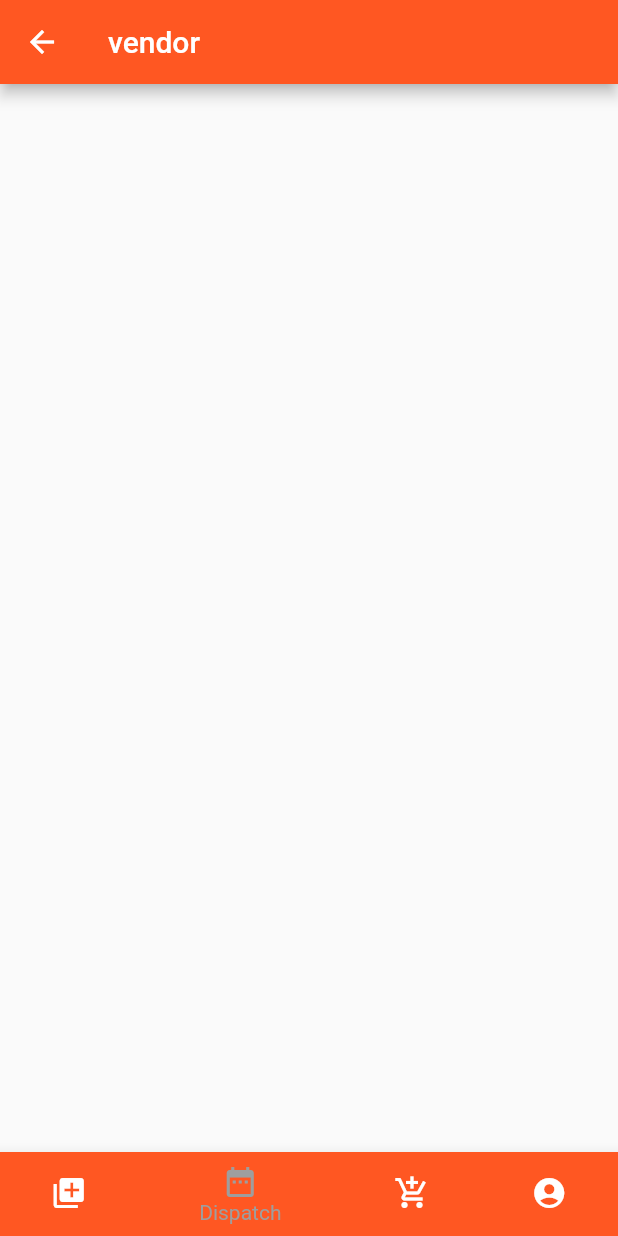
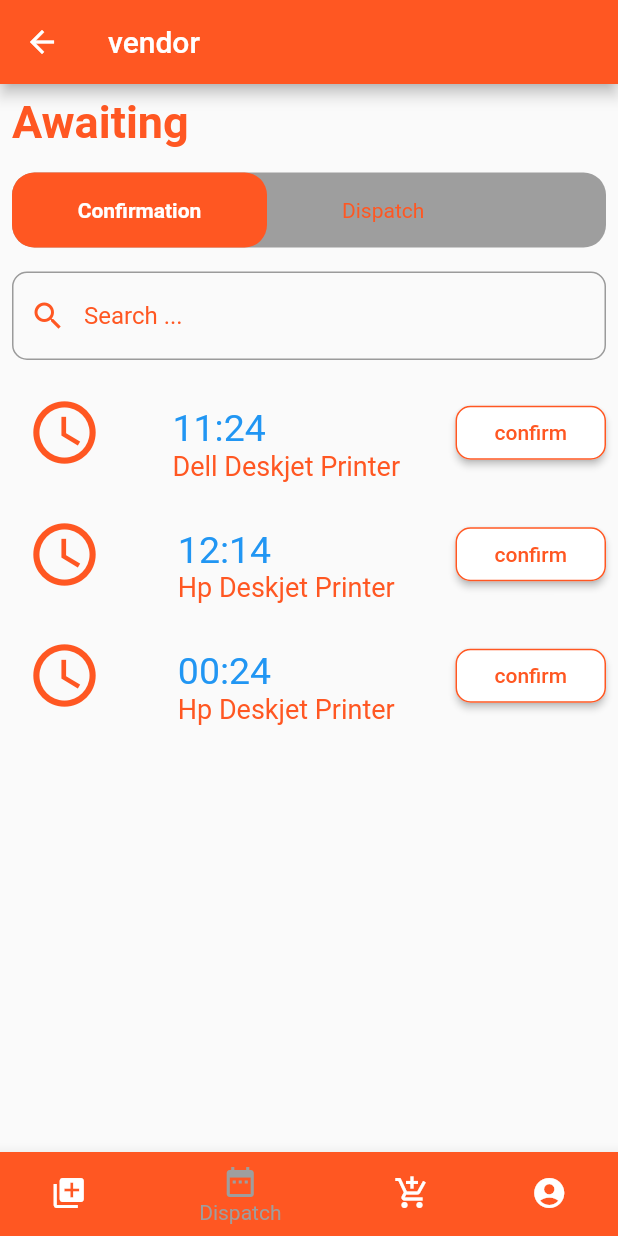
Before and after one commit to anordy/Vendor, a Flutter app: the HomePage screen opened directly, item 2 of the bottom bar chosen, on a phone screen of 412 x 824 dp. Run offline on Flutter 3.47's test engine with Material 2 defaults, Android fonts, the phone set to English and light mode, and no system bars.

Commit message:
dispatch screen

```diff
--- /dev/null
+++ b/lib/card/dispatch_card.dart
@@ -0,0 +1,57 @@
+import 'package:Vendor/model/products_model.dart';
+import 'package:flutter/material.dart';
+
+class DispatchCard extends StatelessWidget {
+  final Product products;
+
+  const DispatchCard({Key key,@required this.products}) : super(key: key);
+  @override
+  Widget build(BuildContext context) {
+    return Padding(
+      padding: const EdgeInsets.all(8.0),
+      child: Row(
+        mainAxisAlignment: MainAxisAlignment.spaceBetween,
+        children: <Widget>[
+          Container(
+              height: 50,
+              width: 70,
+              child: Icon(
+                Icons.access_time,
+                size: 50,
+                color: Colors.deepOrange,
+              )),
+          Padding(
+            padding: const EdgeInsets.only(top: 15),
+            child: Column(
+              crossAxisAlignment: CrossAxisAlignment.start,
+              children: <Widget>[
+                Text(
+                  products.time,
+                  style: TextStyle(color: Colors.blue, fontSize: 25),
+                ),
+                Text(
+                  products.title,
+                  style: TextStyle(color: Colors.deepOrange, fontSize: 18),
+                )
+              ],
+            ),
+          ),
+          RaisedButton(
+            onPressed: () {},
+            child: Padding(
+              padding: const EdgeInsets.only(left: 10, right: 10,top: 10, bottom: 10),
+              child: Text(
+                'confirm',
+                style: TextStyle(color: Colors.deepOrange),
+              ),
+            ),
+            color: Colors.white,
+            shape: new OutlineInputBorder(
+                borderRadius: BorderRadius.circular(10),
+                borderSide: BorderSide(color: Colors.deepOrange)),
+          )
+        ],
+      ),
+    );
+  }
+}
--- a/lib/card/orders_card.dart
+++ b/lib/card/orders_card.dart
@@ -25,7 +25,7 @@ class OrdersCard extends StatelessWidget {
             ),
           ),
           Column(
-            mainAxisAlignment: MainAxisAlignment.start,
+            crossAxisAlignment: CrossAxisAlignment.start,
             children: <Widget>[
               Text(products.title,style: TextStyle(color: Colors.deepOrange,fontSize: 18),),
               Text(products.subtitle,style: TextStyle(color: Colors.grey),)
--- a/lib/model/products_model.dart
+++ b/lib/model/products_model.dart
@@ -6,9 +6,11 @@ class Product {
   final String title;
   final String subtitle;
   final String quantity;
+  final String time;
 
   Product(
       {@required this.icon,
+      @required this.time,
       @required this.title,
       @required this.subtitle,
       @required this.quantity});
@@ -20,9 +22,11 @@ List<Product> products = [
     quantity: 'TZS 2000',
     subtitle: 'black and white',
     title: 'Dell Deskjet Printer',
+    time: '11:24',
   ),
   Product(
     icon: 'Icon',
+    time: '12:14',
     quantity: 'TZS 5000',
     subtitle: 'black and white',
     title: 'Hp Deskjet Printer',
@@ -32,29 +36,29 @@ List<Product> products = [
       quantity: 'TZS 6000',
       subtitle: 'black and white',
       title: 'Hp Deskjet Printer',
-  ),
+      time: '00:24'),
   Product(
       icon: 'Icon',
       quantity: 'TZS 3000',
       subtitle: 'black and white',
       title: 'Hp Deskjet Printer',
-  ),
+      time: '13:26'),
   Product(
       icon: 'Icon',
       quantity: 'TZS 3000',
       subtitle: 'black and white',
       title: 'Hp Deskjet Printer',
-  ),
+      time: '03:17'),
   Product(
       icon: 'Icon',
       quantity: 'TZS 3000',
       subtitle: 'black and white',
       title: 'Hp Deskjet Printer',
-  ),
+      time: '12:23'),
   Product(
       icon: 'Icon',
       quantity: 'TZS 3000',
       subtitle: 'black and white',
       title: 'Hp Deskjet Printer',
-  )
+      time: '11:24')
 ];
--- a/lib/screen/dispatch_screen.dart
+++ b/lib/screen/dispatch_screen.dart
@@ -1,10 +1,81 @@
+import 'package:Vendor/card/dispatch_card.dart';
+import 'package:Vendor/model/products_model.dart';
 import 'package:flutter/material.dart';
 
 class DispatchScreen extends StatelessWidget {
   @override
   Widget build(BuildContext context) {
-    return Container(
-
+    return CustomScrollView(
+      slivers: <Widget>[
+        SliverList(
+            delegate: SliverChildListDelegate([
+          Padding(
+            padding: const EdgeInsets.all(8.0),
+            child: Text(
+              'Awaiting',
+              style: TextStyle(
+                  color: Colors.deepOrange,
+                  fontSize: 30,
+                  fontWeight: FontWeight.bold),
+            ),
+          ),
+          Padding(
+            padding: const EdgeInsets.all(8.0),
+            child: Container(
+              height: 50,
+              decoration: BoxDecoration(
+                  color: Colors.grey,
+                  borderRadius: BorderRadius.all(Radius.circular(15))),
+              child: Row(
+                children: <Widget>[
+                  Container(
+                    height: 50,
+                    width: 170,
+                    decoration: BoxDecoration(
+                        color: Colors.deepOrange,
+                        borderRadius: BorderRadius.all(Radius.circular(15))),
+                    child: Center(
+                        child: Text(
+                      'Confirmation',
+                      style: TextStyle(
+                          color: Colors.white, fontWeight: FontWeight.bold),
+                    )),
+                  ),
+                  Padding(
+                    padding: const EdgeInsets.only(left: 50),
+                    child: Text(
+                      'Dispatch',
+                      style: TextStyle(color: Colors.deepOrange),
+                    ),
+                  )
+                ],
+              ),
+            ),
+          ),
+          Padding(
+            padding: const EdgeInsets.all(8.0),
+            child: TextFormField(
+              decoration: InputDecoration(
+                  prefixIcon: Icon(
+                    Icons.search,
+                    color: Colors.deepOrange,
+                  ),
+                  hintText: 'Search ...',
+                  hintStyle: new TextStyle(color: Colors.deepOrange),
+                  border: new OutlineInputBorder(
+                      borderRadius: BorderRadius.all(Radius.circular(10)))),
+            ),
+          )
+        ])),
+        SliverToBoxAdapter(
+          child: Container(
+            height: 300,
+            child: ListView.builder(itemBuilder: (BuildContext context, int index){
+              return DispatchCard(products: products[index],);
+            },itemCount: 3,),
+          ),
+        )
+      ],
     );
   }
 }
```
Lines whose indentation alone changed are shown as unchanged.
